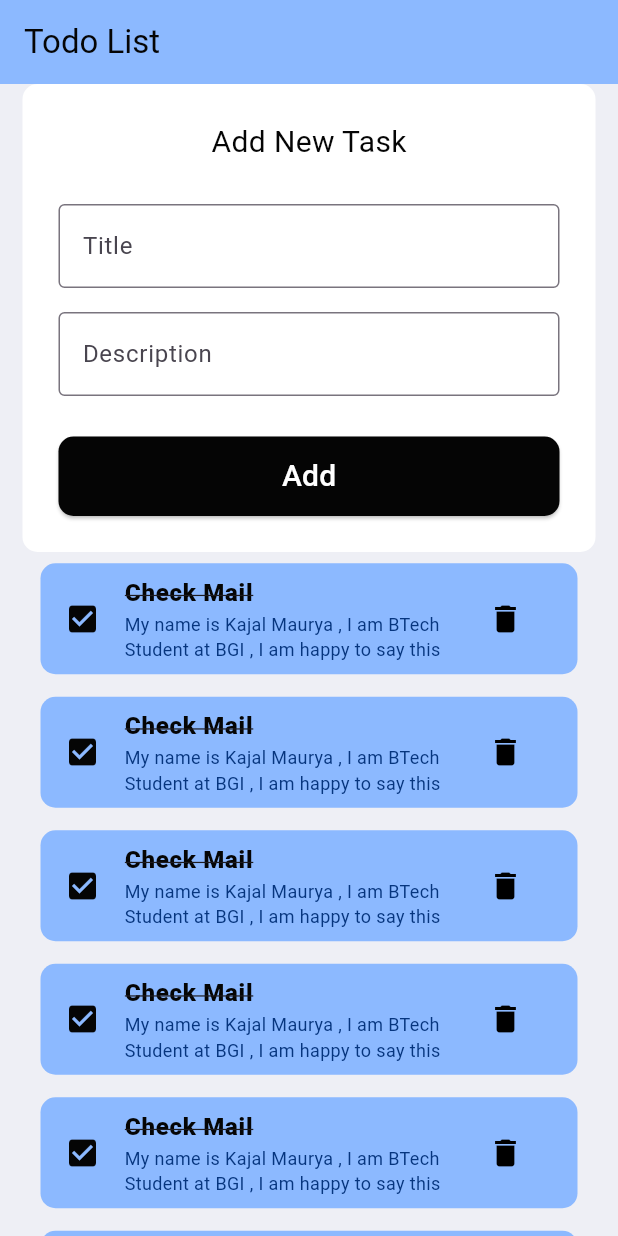
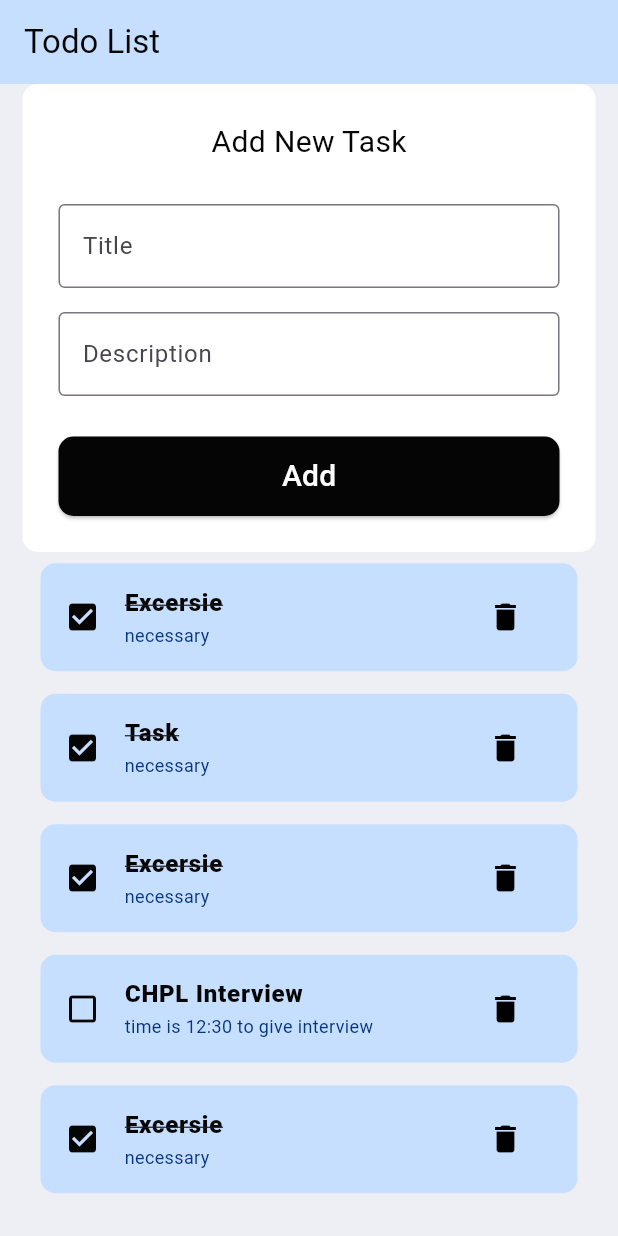
Before and after one commit to kajalmaurya3366/Todo, a Flutter app: the screen it shows after launch, on a phone screen of 412 x 824 dp. Run offline on Flutter 3.47's test engine with Material 3 defaults, Android fonts, the phone set to English and light mode, and no system bars.

Commit message:
model and Check, uncheck

```diff
--- /dev/null
+++ b/lib/model/todo.dart
@@ -0,0 +1,24 @@
+class Todo {
+  String? id;
+  String? title;
+  String? subTitle;
+  bool isDone;
+
+  Todo({
+
+    required this.id,
+    required this.title,
+    required this.subTitle,
+    this.isDone=false
+});
+
+  static List<Todo> todoList(){
+    return[
+      Todo(id: '01',title: 'Excersie',subTitle: 'necessary',isDone: true),
+      Todo(id: '02',title: 'Task',subTitle: 'necessary',isDone: true),
+      Todo(id: '03',title: 'Excersie',subTitle: 'necessary',isDone: true),
+      Todo(id: '04',title: 'CHPL Interview',subTitle: 'time is 12:30 to give interview'),
+      Todo(id: '05',title: 'Excersie',subTitle: 'necessary',isDone: true),
+    ];
+  }
+}
--- a/lib/screen/home_screen.dart
+++ b/lib/screen/home_screen.dart
@@ -1,12 +1,14 @@
 import 'package:flutter/material.dart';
+import 'package:todo_task/model/todo.dart';
 import 'package:todo_task/screen/widgets/add_new_task_form.dart';
 import 'package:todo_task/screen/widgets/todo_item.dart';
 import 'package:todo_task/utils/constant/colors.dart';
 import 'package:todo_task/utils/constant/texts.dart';
 
 class HomeScreen extends StatelessWidget {
-  const HomeScreen({super.key});
+   HomeScreen({super.key});
 
+  final todosList = Todo.todoList();
   @override
   Widget build(BuildContext context) {
     return Scaffold(
@@ -26,17 +28,9 @@ class HomeScreen extends StatelessWidget {
 
           // ------------ To do list --------
           Expanded(child: ListView(children: [
-            TodoItem(),
-            TodoItem(),
-            TodoItem(),
-            TodoItem(),
-            TodoItem(),
-            TodoItem(),
-            TodoItem(),
-            TodoItem(),
-            TodoItem(),
-            TodoItem(),
-            TodoItem(),
+            for ( Todo todos in todosList)
+            TodoItem(todo: todos),
+
           ])),
         ],
       ),
--- a/lib/screen/widgets/todo_item.dart
+++ b/lib/screen/widgets/todo_item.dart
@@ -2,31 +2,58 @@ import 'package:flutter/material.dart';
 import 'package:todo_task/utils/constant/colors.dart';
 import 'package:todo_task/utils/constant/sizes.dart';
 
+import '../../model/todo.dart';
+
 class TodoItem extends StatelessWidget {
-  const TodoItem({super.key});
+  final Todo todo;
+
+  const TodoItem({super.key, required this.todo});
 
   @override
   Widget build(BuildContext context) {
     return Container(
-      margin: EdgeInsets.symmetric(horizontal: MySizes.margin,vertical: MySizes.margin/2),
+      margin: EdgeInsets.symmetric(
+        horizontal: MySizes.margin,
+        vertical: MySizes.margin / 2,
+      ),
       padding: EdgeInsets.symmetric(horizontal: MySizes.btnPadding),
       child: ListTile(
-        onTap: () {print('click on item');},
+        onTap: () {
+          print('click on item');
+        },
         shape: RoundedRectangleBorder(
           borderRadius: BorderRadius.circular(MySizes.radius),
         ),
         tileColor: MyColors.lightBlue,
-        leading: Icon(Icons.check_box, color: MyColors.black),
-        title: Text('Check Mail',
+        //------------- check box icon ------------
+        leading: Icon(
+            todo.isDone?Icons.check_box:Icons.check_box_outline_blank,
+            color: MyColors.black),
+
+        // ---------- todoTitle -------------
+        title: Text(
+          todo.title!,
           style: TextStyle(
-              color: MyColors.black,
-              fontWeight: FontWeight.w800,
-              fontSize: MySizes.txtSize,
-            decoration: TextDecoration.lineThrough
+            color: MyColors.black,
+            fontWeight: FontWeight.w800,
+            fontSize: MySizes.txtSize,
+            decoration: todo.isDone?TextDecoration.lineThrough:null,
           ),
         ),
-        subtitle: Text('My name is Kajal Maurya , I am BTech Student at BGI , I am happy to say this ',style: TextStyle(color: MyColors.darkBlue,fontSize: MySizes.subText),),
-        trailing: IconButton(onPressed: (){print('click on delete icon');}, icon: Icon(Icons.delete,color: Colors.black,)),
+
+        // ---------------- todosubtitle -------------
+        subtitle: Text(
+          todo.subTitle!,
+          style: TextStyle(color: MyColors.darkBlue, fontSize: MySizes.subText),
+        ),
+
+        // -------------- delete icon ------------
+        trailing: IconButton(
+          onPressed: () {
+            print('click on delete icon');
+          },
+          icon: Icon(Icons.delete, color: Colors.black),
+        ),
       ),
     );
   }
--- a/lib/utils/constant/colors.dart
+++ b/lib/utils/constant/colors.dart
@@ -5,7 +5,7 @@ class MyColors {
 
   static const Color primary = Color(0xFFEEEFF5);
   static const Color black = Color(0xFF050505);
-  static const Color lightBlue = Color(0xFF8CB9FF);
+  static const Color lightBlue = Color(0xFFC7DFFF);
   static const Color darkBlue = Color(0xFF06357E);
   static const Color grey = Color(0xFFC9C9C9);
   static const Color white = Color(0xFFFFFFFF);
```
